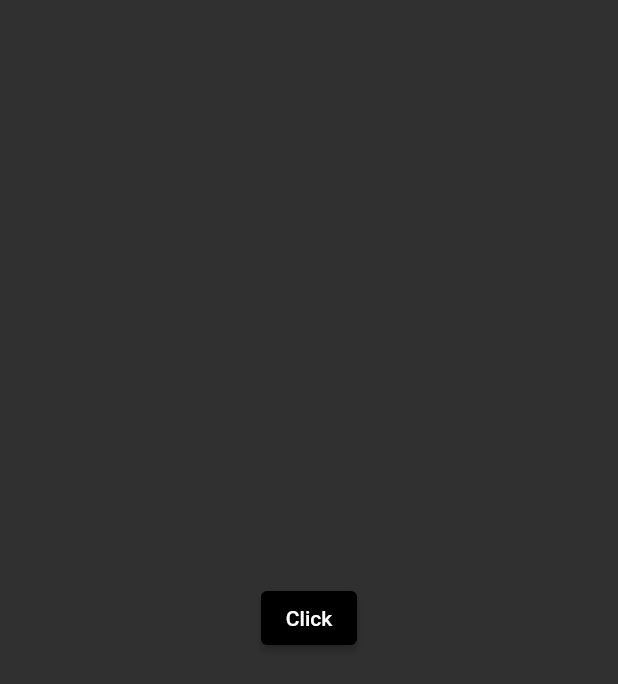
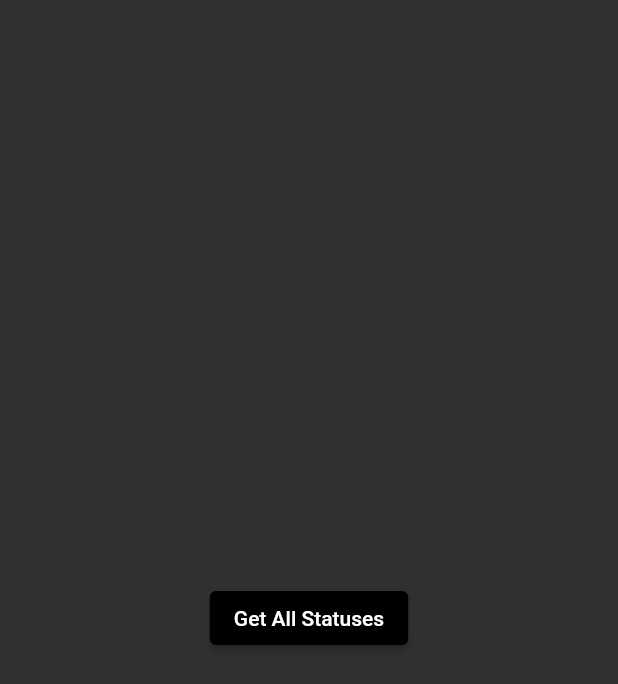
Before and after one commit to DRIFTYY777/whatsApp-status-saver, a Flutter app: the screen it shows after launch, on a phone screen of 412 x 824 dp. Shown: the top 684 px of the screen. Run offline on Flutter 3.47's test engine with Material 2 defaults, Android fonts, the phone set to English and light mode, and no system bars; our stand-ins replace permission_handler; missing offline and left inert: media_scanner.

Commit message:
renaming name

```diff
--- a/lib/main.dart
+++ b/lib/main.dart
@@ -119,7 +119,7 @@ class Abc extends StatelessWidget {
                       onLongPress: () {
                         eatItSnackBar(context, "Just Click it Man");
                       },
-                      child: const Text("Click"),
+                      child: const Text("Get All Statuses"),
                       onPressed: () {
                         still(context);
                       },
```
